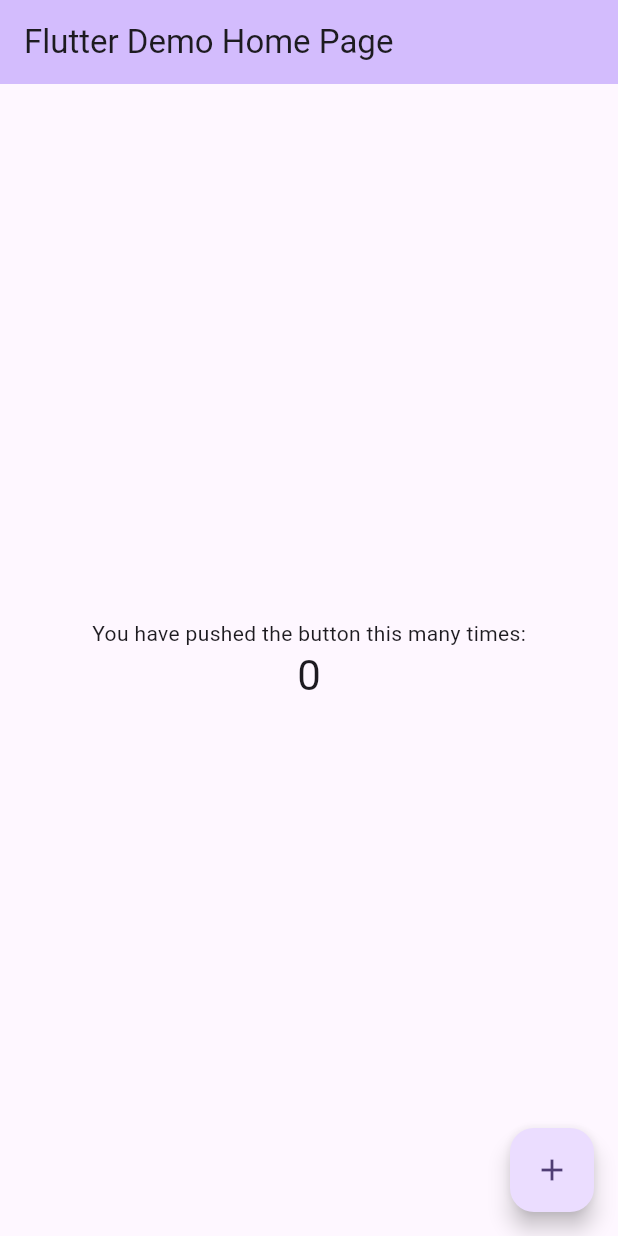
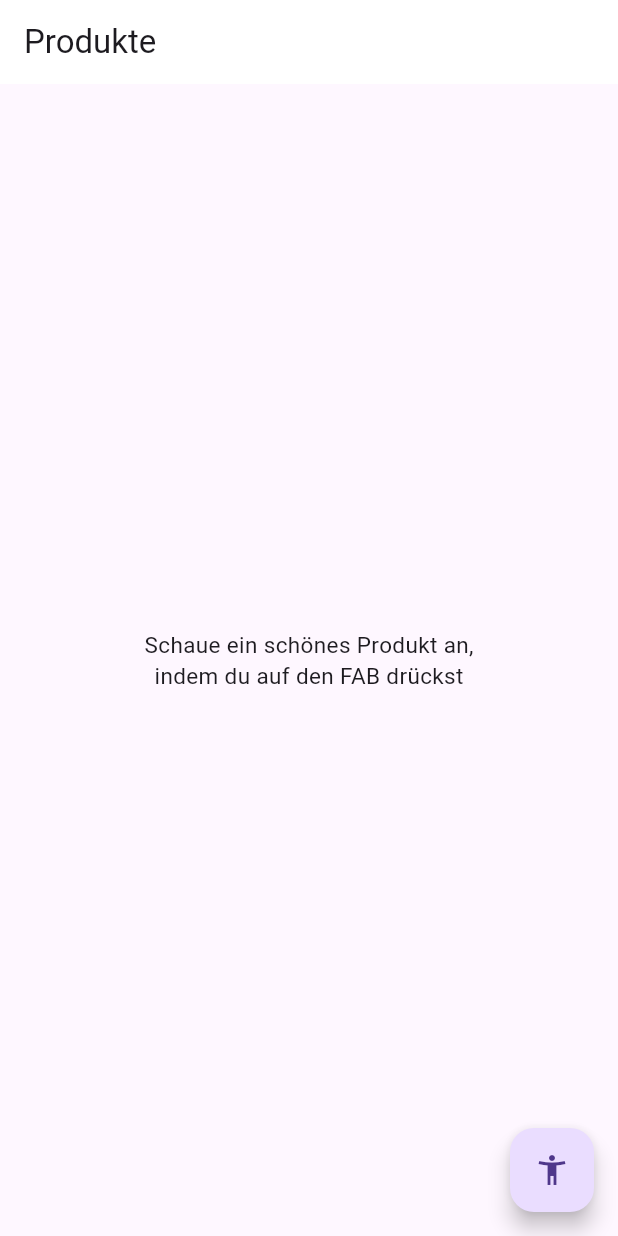
Before and after one commit to JakobAdrian/first_try, a Flutter app: the screen it shows after launch, on a phone screen of 412 x 824 dp. Run offline on Flutter 3.47's test engine with Material 3 defaults, Android fonts, the phone set to English and light mode, and no system bars.

Commit message:
Aufgabe2 fertig

```diff
--- a/lib/main.dart
+++ b/lib/main.dart
@@ -5,121 +5,99 @@ void main() {
 }
 
 class MyApp extends StatelessWidget {
-  const MyApp({super.key});
+  const MyApp({Key? key}) : super(key: key);
 
-  // This widget is the root of your application.
   @override
   Widget build(BuildContext context) {
-    return MaterialApp(
-      title: 'Flutter Demo',
-      theme: ThemeData(
-        // This is the theme of your application.
-        //
-        // TRY THIS: Try running your application with "flutter run". You'll see
-        // the application has a purple toolbar. Then, without quitting the app,
-        // try changing the seedColor in the colorScheme below to Colors.green
-        // and then invoke "hot reload" (save your changes or press the "hot
-        // reload" button in a Flutter-supported IDE, or press "r" if you used
-        // the command line to start the app).
-        //
-        // Notice that the counter didn't reset back to zero; the application
-        // state is not lost during the reload. To reset the state, use hot
-        // restart instead.
-        //
-        // This works for code too, not just values: Most code changes can be
-        // tested with just a hot reload.
-        colorScheme: ColorScheme.fromSeed(seedColor: Colors.deepPurple),
-        useMaterial3: true,
-      ),
-      home: const MyHomePage(title: 'Flutter Demo Home Page'),
+    return const MaterialApp(
+      home: MyHomePage(),
     );
   }
 }
 
-class MyHomePage extends StatefulWidget {
-  const MyHomePage({super.key, required this.title});
-
-  // This widget is the home page of your application. It is stateful, meaning
-  // that it has a State object (defined below) that contains fields that affect
-  // how it looks.
-
-  // This class is the configuration for the state. It holds the values (in this
-  // case the title) provided by the parent (in this case the App widget) and
-  // used by the build method of the State. Fields in a Widget subclass are
-  // always marked "final".
-
-  final String title;
-
-  @override
-  State<MyHomePage> createState() => _MyHomePageState();
-}
-
-class _MyHomePageState extends State<MyHomePage> {
-  int _counter = 0;
-
-  void _incrementCounter() {
-    setState(() {
-      // This call to setState tells the Flutter framework that something has
-      // changed in this State, which causes it to rerun the build method below
-      // so that the display can reflect the updated values. If we changed
-      // _counter without calling setState(), then the build method would not be
-      // called again, and so nothing would appear to happen.
-      _counter++;
-    });
-  }
-
+class MyHomePage extends StatelessWidget {
+  const MyHomePage({Key? key}) : super(key: key);
   @override
   Widget build(BuildContext context) {
-    // This method is rerun every time setState is called, for instance as done
-    // by the _incrementCounter method above.
-    //
-    // The Flutter framework has been optimized to make rerunning build methods
-    // fast, so that you can just rebuild anything that needs updating rather
-    // than having to individually change instances of widgets.
     return Scaffold(
       appBar: AppBar(
-        // TRY THIS: Try changing the color here to a specific color (to
-        // Colors.amber, perhaps?) and trigger a hot reload to see the AppBar
-        // change color while the other colors stay the same.
-        backgroundColor: Theme.of(context).colorScheme.inversePrimary,
-        // Here we take the value from the MyHomePage object that was created by
-        // the App.build method, and use it to set our appbar title.
-        title: Text(widget.title),
+        backgroundColor: Colors.white,
+        title: Text("Produkte"),
+        centerTitle: false,
       ),
-      body: Center(
-        // Center is a layout widget. It takes a single child and positions it
-        // in the middle of the parent.
+      body: const Center(
         child: Column(
-          // Column is also a layout widget. It takes a list of children and
-          // arranges them vertically. By default, it sizes itself to fit its
-          // children horizontally, and tries to be as tall as its parent.
-          //
-          // Column has various properties to control how it sizes itself and
-          // how it positions its children. Here we use mainAxisAlignment to
-          // center the children vertically; the main axis here is the vertical
-          // axis because Columns are vertical (the cross axis would be
-          // horizontal).
-          //
-          // TRY THIS: Invoke "debug painting" (choose the "Toggle Debug Paint"
-          // action in the IDE, or press "p" in the console), to see the
-          // wireframe for each widget.
           mainAxisAlignment: MainAxisAlignment.center,
           children: <Widget>[
-            const Text(
-              'You have pushed the button this many times:',
+            Text(
+              'Schaue ein schönes Produkt an,',
+              style: TextStyle(
+                fontSize: 15,
+              ),
             ),
             Text(
-              '$_counter',
-              style: Theme.of(context).textTheme.headlineMedium,
+              'indem du auf den FAB drückst',
+              style: TextStyle(
+                fontSize: 15,
+              ),
             ),
           ],
         ),
       ),
       floatingActionButton: FloatingActionButton(
-        onPressed: _incrementCounter,
-        tooltip: 'Increment',
-        child: const Icon(Icons.add),
-      ), // This trailing comma makes auto-formatting nicer for build methods.
+        child: Icon(Icons.accessibility_new),
+        onPressed: () => {
+          Navigator.push(context,
+              MaterialPageRoute(builder: (context) => const SecondRoute())),
+        },
+      ),
     );
   }
 }
+
+class SecondRoute extends StatelessWidget {
+  const SecondRoute({super.key});
+
+  // This widget is the root of your application.
+  @override
+  Widget build(BuildContext context) {
+    return Scaffold(
+      appBar: AppBar(
+        backgroundColor: Colors.white,
+        title: const Text("Details zu Hemd"),
+        centerTitle: false,
+      ),
+      body: const Padding(
+        padding: const EdgeInsets.only(top: 30),
+        child: Center(
+          child: Column(
+          mainAxisAlignment: MainAxisAlignment.start,
+          crossAxisAlignment: CrossAxisAlignment.center,
+          children: <Widget>[
+             Text(
+              'Hemd',
+              style: TextStyle(
+                fontSize: 30,
+              ),
+            ),
+             Text(
+              'Ein Hemd das wirklich passt',
+              style: TextStyle(
+                fontSize: 15,
+              ),
+            ),
+             Text(
+              'Preis: 49.99 \$',
+              style: TextStyle(
+                fontSize: 15,
+              ),
+            ),
+
+
+          ],
+        ),
+      ),
+      ),
+    );
+  }
+}
--- a/pubspec.yaml
+++ b/pubspec.yaml
@@ -59,7 +59,7 @@ flutter:
   uses-material-design: true
 
   # To add assets to your application, add an assets section, like this:
-  # assets:
+assets: images/
   #   - images/a_dot_burr.jpeg
   #   - images/a_dot_ham.jpeg
 
```
Also changed, not shown: assets/images/Bildschirmfoto 2024-02-17 um 12.49.47.png (added), assets/images/hemd.jpeg (added).
